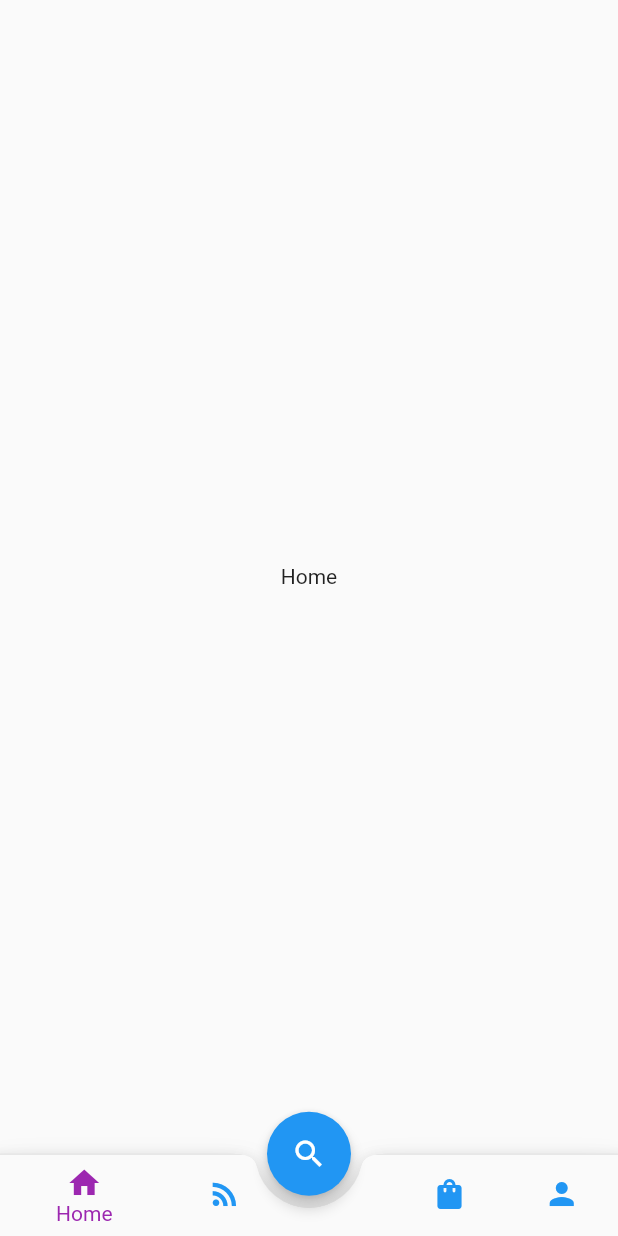
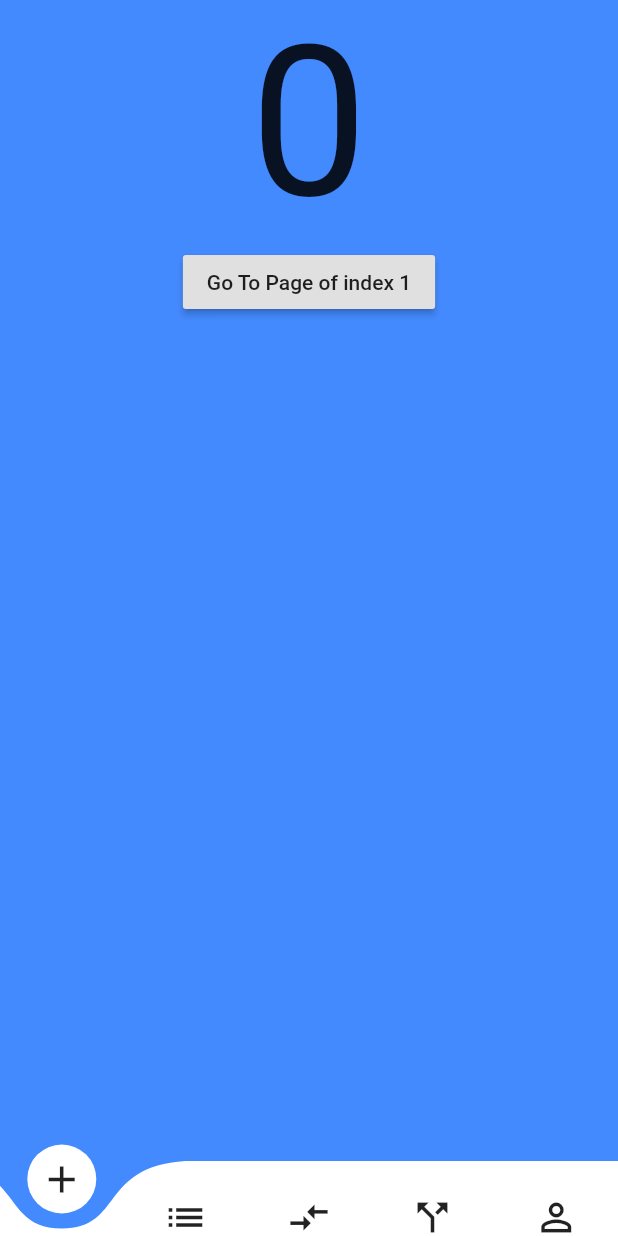
Before and after one commit to gsingh-git/flutter-bottom-navigation-bar, a Flutter app: the screen it shows after launch, on a phone screen of 412 x 824 dp. Run offline on Flutter 3.47's test engine with Material 2 defaults, Android fonts, the phone set to English and light mode, and no system bars; drawn by our look-alikes of curved_navigation_bar.

Commit message:
Added example for animated bottom bar

```diff
--- a/lib/main.dart
+++ b/lib/main.dart
@@ -1,3 +1,4 @@
+import 'package:bottom_navigation/screens/animatedbottombar.dart';
 import 'package:bottom_navigation/screens/bottombar.dart';
 import 'package:flutter/material.dart';
 
@@ -15,6 +16,6 @@ class MyApp extends StatelessWidget {
           primarySwatch: Colors.blue,
           visualDensity: VisualDensity.adaptivePlatformDensity,
         ),
-        home: BottomBarScreen());
+        home: BottomAnimatedBar());
   }
 }
--- /dev/null
+++ b/lib/screens/animatedbottombar.dart
@@ -0,0 +1,56 @@
+import 'package:flutter/material.dart';
+import 'package:curved_navigation_bar/curved_navigation_bar.dart';
+
+class BottomAnimatedBar extends StatefulWidget {
+  @override
+  _BottomAnimatedBarState createState() => _BottomAnimatedBarState();
+}
+
+class _BottomAnimatedBarState extends State<BottomAnimatedBar> {
+  int _page = 0;
+  GlobalKey _bottomNavigationKey = GlobalKey();
+  Widget build(BuildContext context) {
+    return Scaffold(
+        bottomNavigationBar: CurvedNavigationBar(
+          key: _bottomNavigationKey,
+          index: 0,
+          height: 50.0,
+          items: <Widget>[
+            Icon(Icons.add, size: 30),
+            Icon(Icons.list, size: 30),
+            Icon(Icons.compare_arrows, size: 30),
+            Icon(Icons.call_split, size: 30),
+            Icon(Icons.perm_identity, size: 30),
+          ],
+          color: Colors.white,
+          buttonBackgroundColor: Colors.white,
+          backgroundColor: Colors.blueAccent,
+          animationCurve: Curves.easeInOut,
+          animationDuration: Duration(milliseconds: 600),
+          onTap: (index) {
+            setState(() {
+              _page = index;
+            });
+          },
+          letIndexChange: (index) => true,
+        ),
+        body: Container(
+          color: Colors.blueAccent,
+          child: Center(
+            child: Column(
+              children: <Widget>[
+                Text(_page.toString(), textScaleFactor: 10.0),
+                RaisedButton(
+                  child: Text('Go To Page of index 1'),
+                  onPressed: () {
+                    final CurvedNavigationBarState navBarState =
+                        _bottomNavigationKey.currentState;
+                    navBarState.setPage(1);
+                  },
+                )
+              ],
+            ),
+          ),
+        ));
+  }
+}
--- a/pubspec.yaml
+++ b/pubspec.yaml
@@ -28,6 +28,7 @@ dependencies:
   # The following adds the Cupertino Icons font to your application.
   # Use with the CupertinoIcons class for iOS style icons.
   cupertino_icons: ^1.0.0
+  curved_navigation_bar: ^0.3.7
 
 dev_dependencies:
   flutter_test:
```
Also changed, not shown: pubspec.lock, 6 other files.
